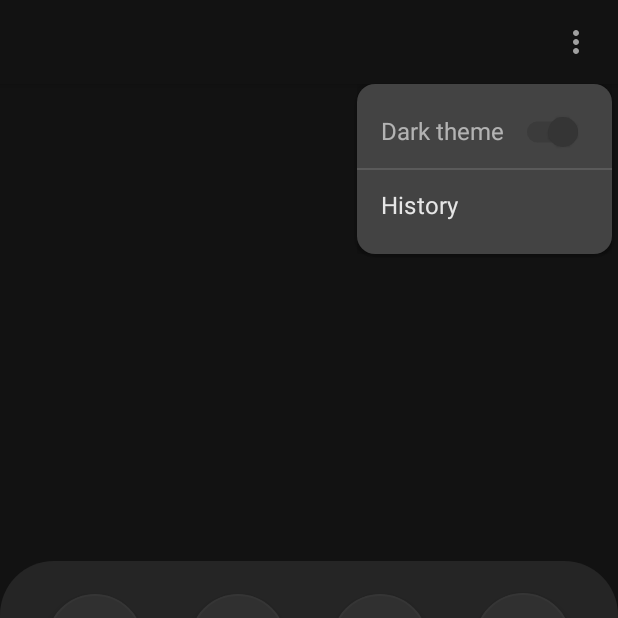
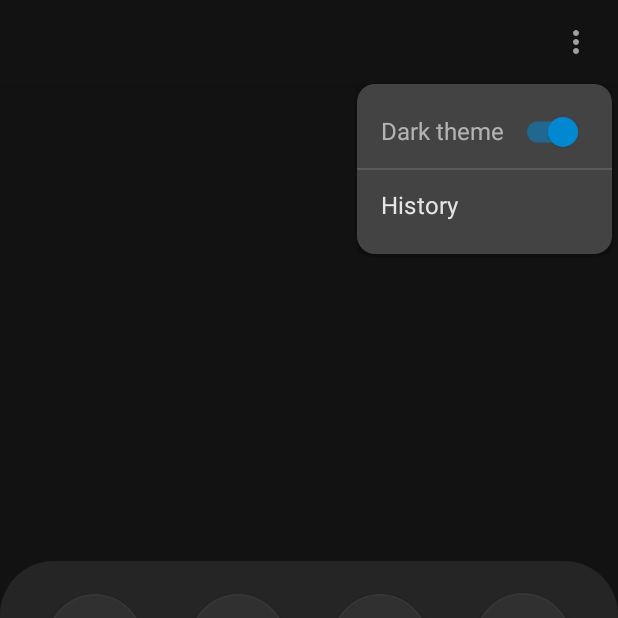
Before and after one commit to Coolightman/CalculaTor, an Android app built with Jetpack Compose: the screen it shows after launch (MainActivity), after a tap on "more", on a phone screen of 412 x 824 dp, the top half of it. Run offline under Robolectric (Android 15) with nearby library versions, the phone set to English and light mode, and no system bars.

Commit message:
update switch

```diff
--- a/app/src/main/java/by/coolightman/calculator/ui/components/CalculatorMainPart.kt
+++ b/app/src/main/java/by/coolightman/calculator/ui/components/CalculatorMainPart.kt
@@ -19,6 +19,7 @@ import androidx.compose.material.Icon
 import androidx.compose.material.IconButton
 import androidx.compose.material.MaterialTheme
 import androidx.compose.material.Switch
+import androidx.compose.material.SwitchDefaults
 import androidx.compose.material.Text
 import androidx.compose.material.TopAppBar
 import androidx.compose.material.icons.Icons
@@ -88,7 +89,11 @@ fun CalculatorMainPart(
                         Spacer(modifier = Modifier.width(8.dp))
                         Switch(
                             checked = themeMode,
-                            onCheckedChange = { viewModel.switchTheme() }
+                            onCheckedChange = { viewModel.switchTheme() },
+                            colors = SwitchDefaults.colors(
+                                checkedThumbColor = MaterialTheme.colors.primaryVariant,
+                                checkedTrackColor = MaterialTheme.colors.primaryVariant
+                            )
                         )
                     }
 
```
